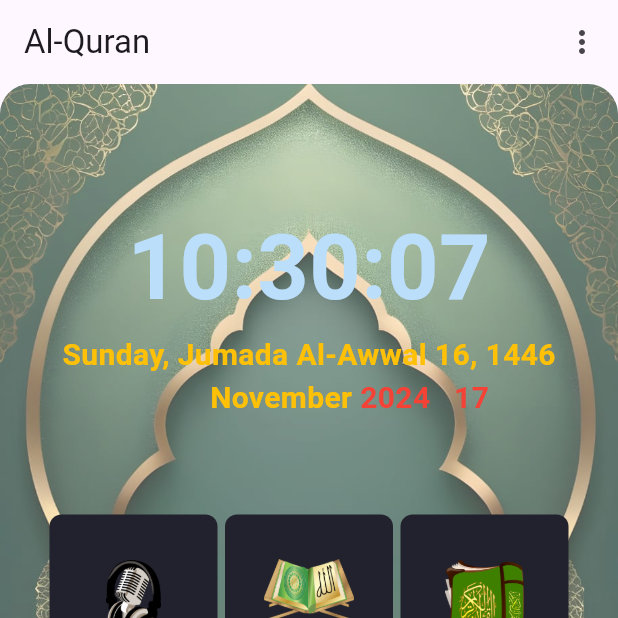
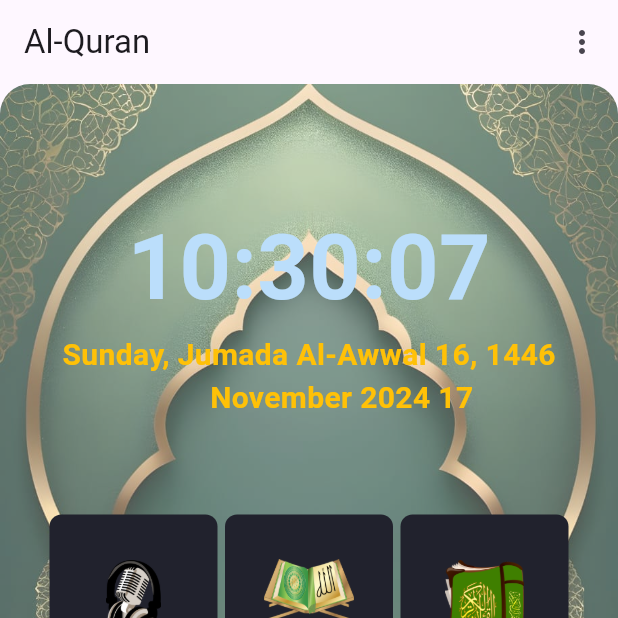
Before and after one commit to olayemiabdul/quranTranslation, a Flutter app: the screen it shows after launch, on a phone screen of 412 x 824 dp, the top half of it. Run offline on Flutter 3.47's test engine with Material 3 defaults, Android fonts, the light colour scheme and no system bars; our stand-ins replace audioplayers, cloud_firestore, email_validator, firebase_auth, firebase_core, flutter_local_notifications and 10 more; missing offline and left inert: arabic_numbers, pray_times, syncfusion_flutter_pdfviewer; accounts and stored records are empty; Roboto replaces fonts that are missing (Allura).

```diff
--- a/lib/quran_translation_package/quran_translationList.dart
+++ b/lib/quran_translation_package/quran_translationList.dart
@@ -5,10 +5,10 @@ import 'package:http/http.dart' as http;
 import 'package:provider/provider.dart';
 import 'package:quran_complete_ui/quran_translation_package/translations_model_class.dart';
 import 'package:shared_preferences/shared_preferences.dart';
-import '../constant.dart';
+
 import '../dropdown_class/translator_list.dart';
 import '../provider/theme_provider.dart';
-import '../quranText_englishTranslation/eng_arabic_model_class.dart';
+
 import 'organized_translationAyah.dart';
 
 class QuranTranslationListPage extends StatefulWidget {
@@ -123,7 +123,7 @@ class _QuranTranslationListPageState extends State<QuranTranslationListPage> {
                         setState(() {
                           selectedTranslator = reciter;
                           quranTranslateData.clear();
-                          isLoading = true;
+
                         });
                         getQuranTranslationReciter(reciter.text);
                       }
--- a/lib/widget/widget_data.dart
+++ b/lib/widget/widget_data.dart
@@ -296,10 +296,10 @@ class _CoverPageDetailState extends State<CoverPageDetail> {
                     ),
                   ),
                   Text(
-                    " ${selectedDate.year}   ${selectedDate.day}",
+                    " ${selectedDate.year} ${selectedDate.day}",
                     style: GoogleFonts.roboto(
                       textStyle: const TextStyle(
-                          color: Colors.red,
+                          color: Colors.amber,
                           fontSize: 20,
                           fontWeight: FontWeight.bold),
                     ),
```
